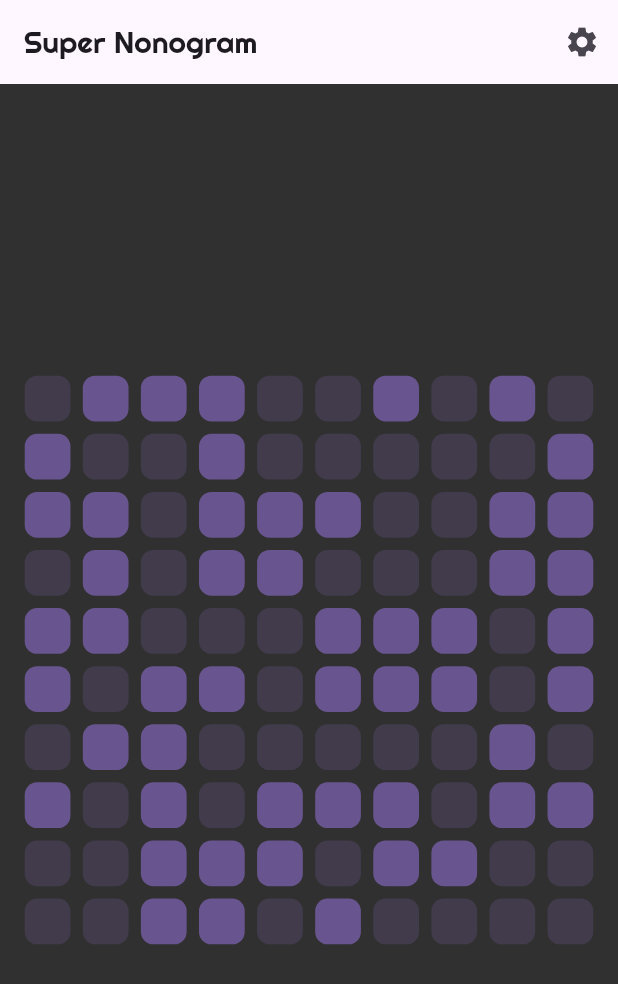
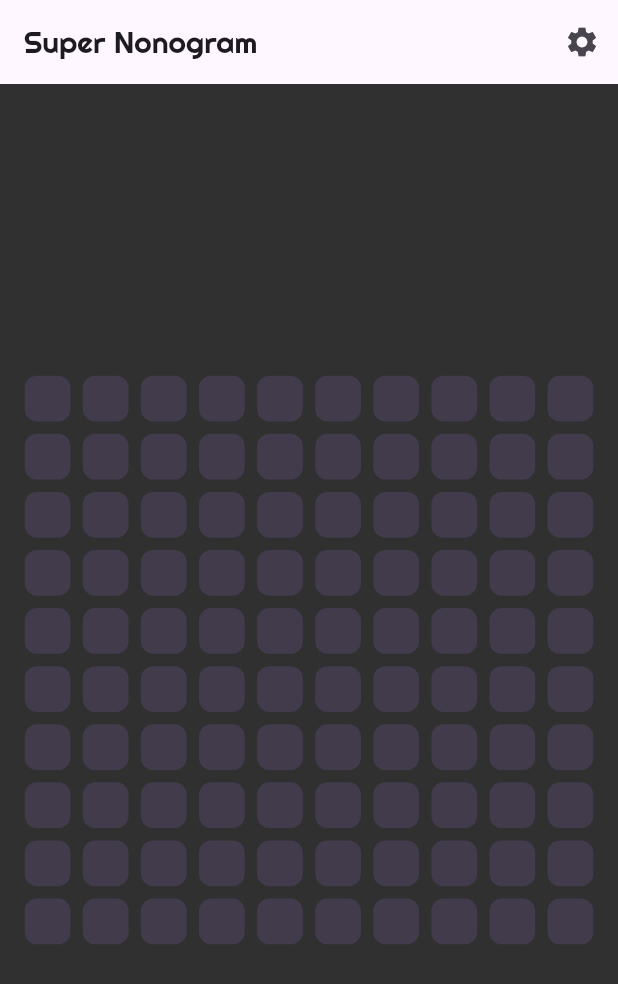
Before and after one commit to adil192/super_nonogram, a Flutter app: the PlayPage screen opened by its route, on a phone screen of 412 x 824 dp. Shown: the top 984 px of the screen. Run offline on Flutter 3.47's test engine with Material 2 defaults, Android fonts, the phone set to English and light mode, and no system bars; our stand-ins replace go_router, google_fonts.

Commit message:
feat: use `ValueNotifier`s for tile state

```diff
--- a/lib/components/board/board.dart
+++ b/lib/components/board/board.dart
@@ -2,21 +2,24 @@ import 'dart:math';
 
 import 'package:flutter/material.dart';
 import 'package:super_nonogram/components/board/tile.dart';
+import 'package:super_nonogram/components/board/tile_state.dart';
 
-class Board extends StatefulWidget {
+class Board extends StatelessWidget {
   const Board({super.key});
 
-  @override
-  State<Board> createState() => _BoardState();
-}
-
-class _BoardState extends State<Board> {
   static const width = 10;
   static const height = 10;
 
+  static final List<List<ValueNotifier<TileState>>> board = List.generate(
+    height,
+    (_) => List.generate(
+      width,
+      (_) => ValueNotifier(TileState()),
+    ),
+  );
+
   @override
   Widget build(BuildContext context) {
-    final r = Random(12);
     return FittedBox(
       child: SizedBox(
         width: 50.0 * width,
@@ -30,7 +33,18 @@ class _BoardState extends State<Board> {
             crossAxisSpacing: 10,
           ),
           padding: const EdgeInsets.all(20),
-          itemBuilder: (context, index) => Tile(selected: r.nextBool()),
+          itemBuilder: (context, index) {
+            final int x = index % width;
+            final int y = index ~/ width;
+            return ValueListenableBuilder(
+              valueListenable: board[y][x],
+              builder: (context, tileState, child) {
+                return Tile(
+                  tileState: tileState,
+                );
+              },
+            );
+          },
         ),
       ),
     );
--- a/lib/components/board/tile.dart
+++ b/lib/components/board/tile.dart
@@ -1,12 +1,13 @@
 import 'package:flutter/material.dart';
+import 'package:super_nonogram/components/board/tile_state.dart';
 
 class Tile extends StatelessWidget {
   const Tile({
     super.key,
-    required this.selected,
+    required this.tileState,
   });
 
-  final bool selected;
+  final TileState tileState;
 
   @override
   Widget build(BuildContext context) {
@@ -14,7 +15,7 @@ class Tile extends StatelessWidget {
     return Container(
       decoration: BoxDecoration(
         borderRadius: BorderRadius.circular(10),
-        color: selected ? colorScheme.primary : colorScheme.primary.withOpacity(0.3),
+        color: tileState.selected ? colorScheme.primary : colorScheme.primary.withOpacity(0.3),
       ),
     );
   }
--- /dev/null
+++ b/lib/components/board/tile_state.dart
@@ -0,0 +1,3 @@
+class TileState {
+  bool selected = false;
+}
```
